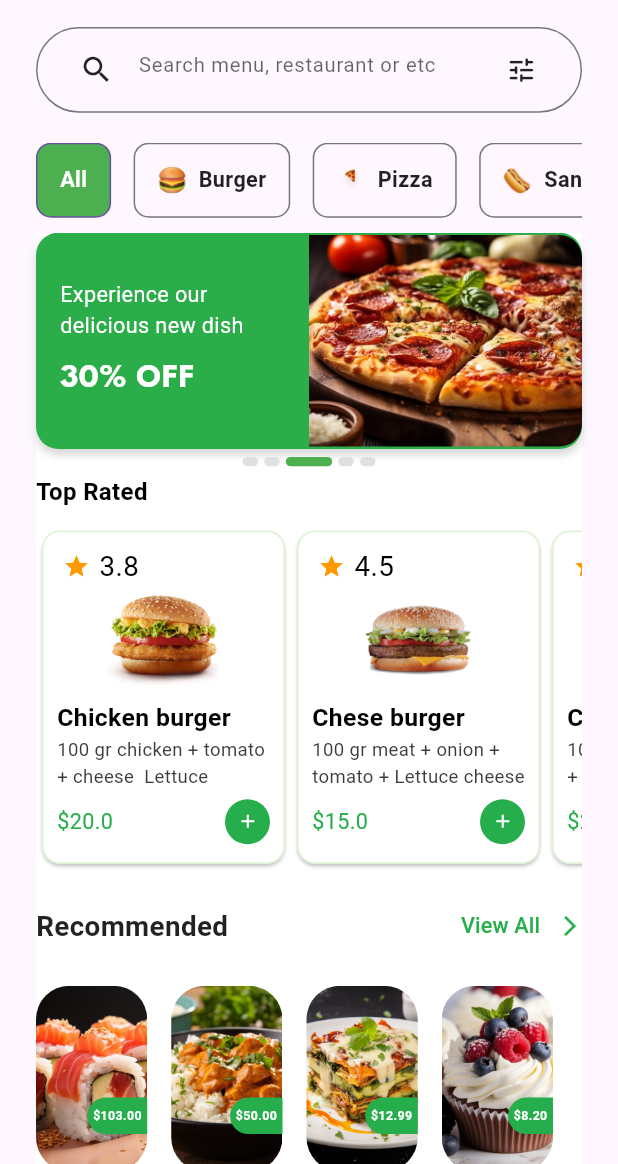
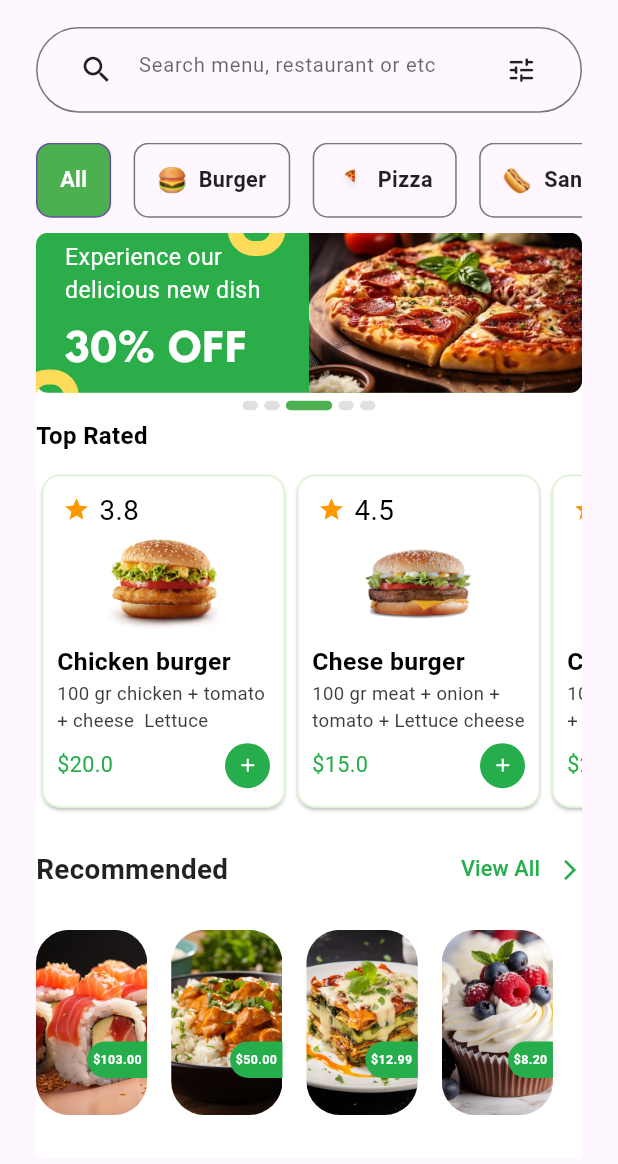
Before and after one commit to hamzamanaseer99/FoodTec, a Flutter app: the MainScreen screen opened directly, on a phone screen of 412 x 824 dp, the part 72-1236 px from its top. Run offline on Flutter 3.47's test engine with Material 3 defaults, Android fonts, the phone set to English and light mode, and no system bars; drawn by our look-alikes of smooth_page_indicator; our stand-ins replace bloc, easy_localization, equatable, flutter_bloc, flutter_screenutil, flutter_slidable and 7 more; accounts and stored records are empty.

Commit message:
edit offer widget design and responsive

```diff
--- a/lib/view/screens/widgets/offer_widget.dart
+++ b/lib/view/screens/widgets/offer_widget.dart
@@ -1,54 +1,81 @@
 import 'package:easy_localization/easy_localization.dart';
 import 'package:flutter/material.dart';
+import 'package:foodtek/responsive.dart';
 
 class OfferWidget extends StatelessWidget {
   @override
   Widget build(BuildContext context) {
-    double screenWidth = MediaQuery.of(context).size.width; // عرض الشاشة
+    double screenWidth = MediaQuery.of(context).size.width;
+
     return Container(
-      width: screenWidth * 0.9, // عرض متجاوب (90% من الشاشة)
-      height: screenWidth * 0.35,
+      width: double.infinity,
+      height: responsiveHeight(context, 120),
+      child: Stack(
+        children: [
+          Container(
             decoration: BoxDecoration(
-        color: Color(0xFF2BAE4A), // اللون الأخضر الرئيسي
-        borderRadius: BorderRadius.circular(15),
-        boxShadow: [
-          BoxShadow(
+              color: Color(0xFF2BAE4A),
+              borderRadius: BorderRadius.circular(8),
 
-            color: Color(0xffD7D7D7),
-            spreadRadius: 0,
-            blurRadius: 4,
-            offset: Offset(0, 4),
             ),
-        ],
           ),
-      child: Row(
+
+
+          Positioned(
+            top: -20,
+            right: screenWidth * 0.48,
+            child: Container(
+              width: responsiveWidth(context, 40),
+              height: responsiveHeight(context, 40),
+              decoration: BoxDecoration(
+                border: Border.all(color: Color(0xFFFEDC5A), width: 10),
+                borderRadius: BorderRadius.circular(30),
+                color: Colors.transparent,
+              ),
+            ),
+          ),
+
+          // Yellow circle bottom left
+          Positioned(
+            bottom: -20,
+            left: -10,
+            child: Container(
+              width: responsiveWidth(context, 40),
+              height: responsiveHeight(context, 40),
+              decoration: BoxDecoration(
+                border: Border.all(color: Color(0xFFFEDC5A), width: 10),
+                borderRadius: BorderRadius.circular(30),
+                color: Colors.transparent,
+              ),
+            ),
+          ),
+
+          Row(
             children: [
-          // ✅ القسم الخاص بالنص
               Expanded(
                 flex: 2,
                 child: Padding(
-              padding: const EdgeInsets.all(16.0),
+                  padding:  EdgeInsets.symmetric(horizontal: responsiveWidth(context, 20),),
                   child: Column(
+                    mainAxisAlignment: MainAxisAlignment.center,
                     crossAxisAlignment: CrossAxisAlignment.start,
-                mainAxisAlignment: MainAxisAlignment.center,
                     children: [
                       Text(
                         "Experience our delicious new dish".tr(),
                         style: TextStyle(
                           color: Colors.white,
-                      fontSize: screenWidth * 0.035,
+                          fontSize: responsiveWidth(context, 16),
                           fontWeight: FontWeight.w400,
                         ),
                       ),
-                  SizedBox(height: 8),
+                      SizedBox(height: responsiveHeight(context, 8)),
                       Text(
                         "30% OFF".tr(),
                         style: TextStyle(
                           color: Colors.white,
-                      fontSize: screenWidth * 0.055,
+                          fontSize: responsiveWidth(context, 32),
                           fontWeight: FontWeight.w700,
                           fontFamily: "League Spartan",
-                    //  fontFamily: "League Spartan",
                         ),
                       ),
                     ],
@@ -56,21 +83,22 @@ class OfferWidget extends StatelessWidget {
                 ),
               ),
 
-          // ✅ القسم الخاص بالصورة
+              // Right image section
               Expanded(
                 flex: 2,
                 child: ClipRRect(
-              borderRadius: BorderRadius.horizontal(
-                  right: Radius.circular(15)
+                  borderRadius: BorderRadius.only(
+                    topRight: Radius.circular(8),
+                    bottomRight: Radius.circular(8),
                   ),
-
                   child: Image.asset(
-                width: 370,
-                height: 141,
-                "assets/images/pizza1.png", // تأكد من وضع الصورة في مجلد assets
-                fit: BoxFit.fitHeight,
+                    "assets/images/pizza1.png",
+                    fit: BoxFit.cover,
+                    height: double.infinity,
                   ),
                 ),
+              ),
+            ],
           ),
         ],
       ),
```
Lines whose indentation alone changed are shown as unchanged.
